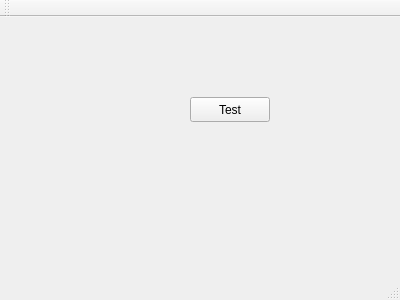
Before: the Qt Designer form Implementation/Interpolator/mainwindow.ui in muhamedparic/Interpolator, drawn with Qt 5.
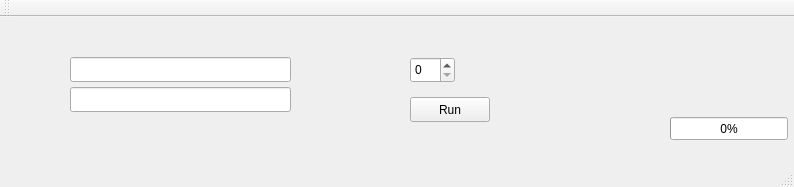
After: the same form once the commit is applied.

Commit message: Dodan primitivan GUI

```diff
--- a/Implementation/Interpolator/mainwindow.ui
+++ b/Implementation/Interpolator/mainwindow.ui
@@ -6,25 +6,68 @@
    <rect>
     <x>0</x>
     <y>0</y>
-    <width>400</width>
-    <height>300</height>
+    <width>794</width>
+    <height>187</height>
    </rect>
   </property>
   <property name="windowTitle">
    <string>MainWindow</string>
   </property>
   <widget class="QWidget" name="centralWidget">
-   <widget class="QPushButton" name="pushButton">
+   <widget class="QLineEdit" name="inputFile">
     <property name="geometry">
      <rect>
-      <x>190</x>
+      <x>70</x>
+      <y>40</y>
+      <width>221</width>
+      <height>25</height>
+     </rect>
+    </property>
+   </widget>
+   <widget class="QLineEdit" name="outputFile">
+    <property name="geometry">
+     <rect>
+      <x>70</x>
+      <y>70</y>
+      <width>221</width>
+      <height>25</height>
+     </rect>
+    </property>
+   </widget>
+   <widget class="QProgressBar" name="progressBar">
+    <property name="geometry">
+     <rect>
+      <x>670</x>
+      <y>100</y>
+      <width>118</width>
+      <height>23</height>
+     </rect>
+    </property>
+    <property name="value">
+     <number>0</number>
+    </property>
+   </widget>
+   <widget class="QSpinBox" name="spinBox">
+    <property name="geometry">
+     <rect>
+      <x>410</x>
+      <y>40</y>
+      <width>45</width>
+      <height>26</height>
+     </rect>
+    </property>
+   </widget>
+   <widget class="QPushButton" name="runButton">
+    <property name="geometry">
+     <rect>
+      <x>410</x>
       <y>80</y>
       <width>80</width>
       <height>25</height>
      </rect>
     </property>
     <property name="text">
-     <string>Test</string>
+     <string>Run</string>
     </property>
    </widget>
   </widget>
```
Left out of the diff: 2 changed lines with no effect on the pictures. The commit also changes 7 other files.
